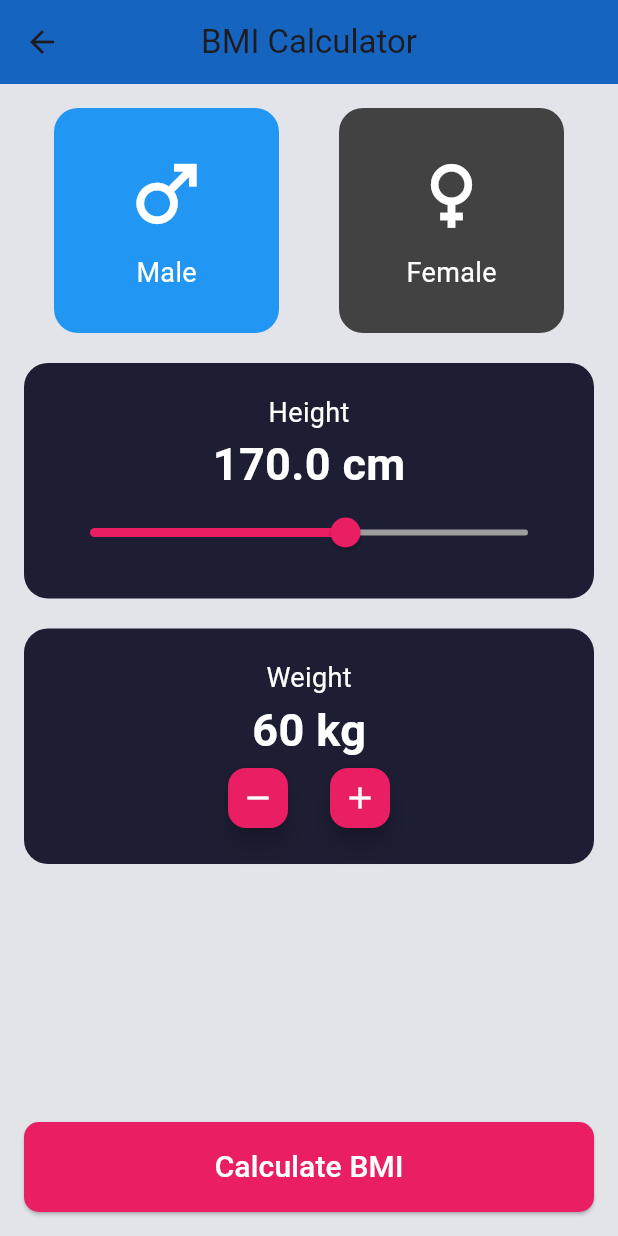
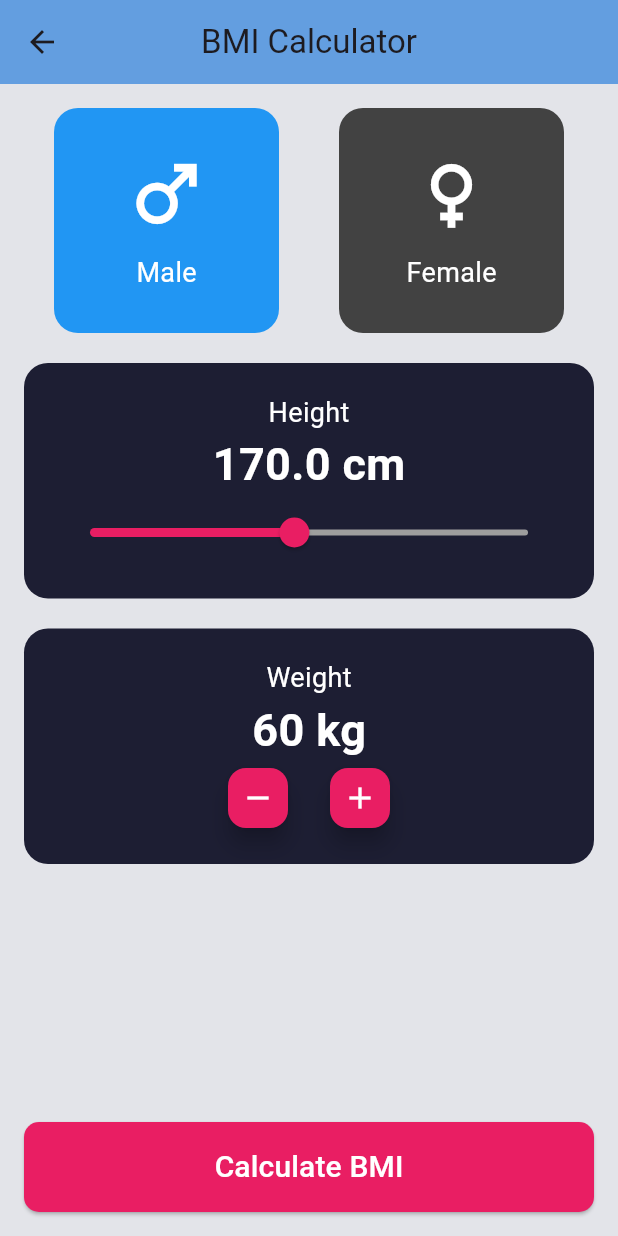
Before and after one commit to Ashik70021/Personal_Utility_App, a Flutter app: the InputScreen screen opened directly, on a phone screen of 412 x 824 dp. Run offline on Flutter 3.47's test engine with Material 3 defaults, Android fonts, the light colour scheme and no system bars; our stand-ins replace device_preview.

Commit message:
My updates for the project

```diff
--- a/lib/BMI/input_screen.dart
+++ b/lib/BMI/input_screen.dart
@@ -18,7 +18,7 @@ class _InputScreenState extends State<InputScreen> {
       appBar: AppBar(
         title: const Text("BMI Calculator"),
         centerTitle: true,
-        backgroundColor: Colors.blue.shade800,
+        backgroundColor: const Color.fromARGB(255, 99, 158, 224),
       ),
       backgroundColor: const Color.fromARGB(255, 227, 228, 233),
       body: Padding(
@@ -56,7 +56,7 @@ class _InputScreenState extends State<InputScreen> {
                   Slider(
                     value: height,
                     min: 100,
-                    max: 220,
+                    max: 250,
                     activeColor: Colors.pink,
                     inactiveColor: Colors.grey,
                     onChanged: (val) {
```
